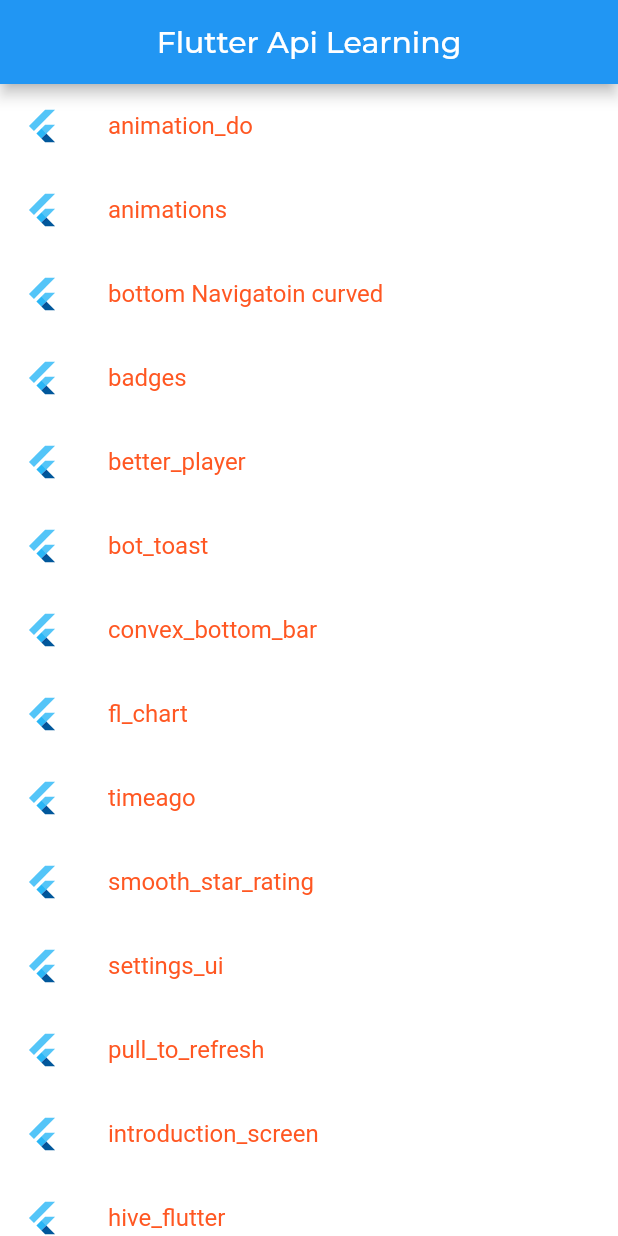
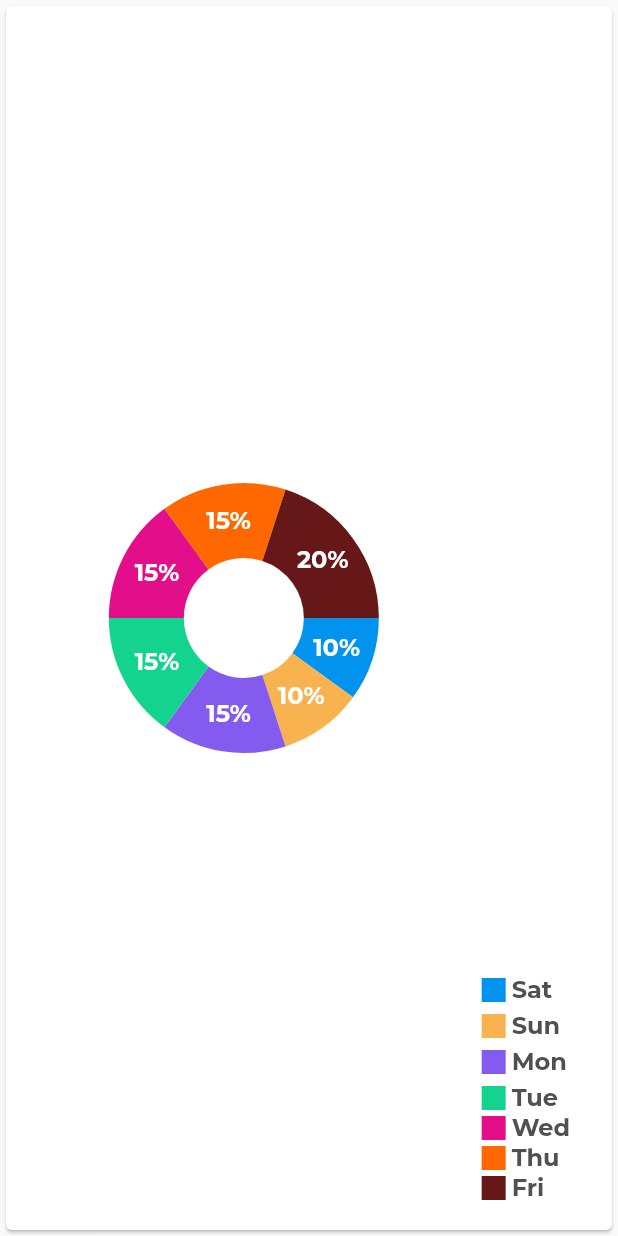
Before and after one commit to ariful06/flutter-apis, a Flutter app: the screen it shows after launch, after a tap on "fl_chart", on a phone screen of 412 x 824 dp. Run offline on Flutter 3.47's test engine with Material 2 defaults, Android fonts, the light colour scheme and no system bars; drawn by our look-alikes of fl_chart; our stand-ins replace animate_do, animated_text_kit, badges, better_player, bot_toast, device_preview and 4 more; Roboto replaces fonts that are missing (Agne).

```diff
--- /dev/null
+++ b/lib/bindings/chart_bindings.dart
@@ -0,0 +1,12 @@
+
+
+import 'package:flutter_api_learning/controller/aimation/animation_do_controller.dart';
+import 'package:flutter_api_learning/controller/chart_controller.dart';
+import 'package:get/get.dart';
+
+class ChartBindings implements Bindings {
+  @override
+  void dependencies() {
+    Get.lazyPut(() => ChartController());
+  }
+}
--- /dev/null
+++ b/lib/controller/chart_controller.dart
@@ -0,0 +1,35 @@
+import 'package:flutter/material.dart';
+import 'package:get/get.dart';
+
+class ChartController extends SuperController<dynamic> {
+  ChartController();
+
+  var currentPage = 0.obs;
+  dynamic argumentData = Get.arguments;
+
+  @override
+  void onInit() {
+    print(argumentData[0]['title']);
+    super.onInit();
+  }
+
+  @override
+  void onDetached() {
+    debugPrint('onDetached called');
+  }
+
+  @override
+  void onInactive() {
+    debugPrint('onInactive called');
+  }
+
+  @override
+  void onPaused() {
+    debugPrint('onPaused called');
+  }
+
+  @override
+  void onResumed() {
+    debugPrint('onResumed called');
+  }
+}
--- a/lib/home/animation/animation_do.dart
+++ b/lib/home/animation/animation_do.dart
@@ -18,7 +18,7 @@
         backgroundColor: Get.isDarkMode ? Colors.black : Colors.white,
         body: Column(
           children: [
-            Wrap(
+            Row(
                 children :[
                 ElasticIn(child: Square()),
                 ElasticInDown(child: Square()),
--- /dev/null
+++ b/lib/home/chart/chart_page.dart
@@ -0,0 +1,65 @@
+import 'package:flutter/foundation.dart';
+import 'package:flutter/material.dart';
+import 'package:flutter_api_learning/controller/chart_controller.dart';
+import 'package:get/get.dart';
+import 'dart:io' show Platform;
+
+import 'pie_chart_2_page.dart';
+class ChartPage extends GetView<ChartController> {
+
+
+  final _controller = PageController(initialPage: 0);
+  final _duration = const Duration(milliseconds: 300);
+  final _curve = Curves.easeInOutCubic;
+  final _pages = const [
+    PieChartSample2(),
+    PieChartSample2()
+  ];
+
+  bool get isDesktopOrWeb =>
+      Platform.isWindows ||kIsWeb;
+
+
+  @override
+  Widget build(BuildContext context) {
+    return Scaffold(
+      body: SafeArea(
+        child: PageView(
+          physics: isDesktopOrWeb
+              ? const NeverScrollableScrollPhysics()
+              : const AlwaysScrollableScrollPhysics(),
+          controller: _controller,
+          children: _pages,
+        ),
+      ),
+      bottomNavigationBar: isDesktopOrWeb
+          ? Container(
+        padding: const EdgeInsets.all(16),
+        color: Colors.transparent,
+        child: Row(
+          mainAxisSize: MainAxisSize.max,
+          children: [
+            Visibility(
+              visible:  controller.currentPage != 0,
+              child: FloatingActionButton(
+                onPressed: () => _controller.previousPage(
+                    duration: _duration, curve: _curve),
+                child: const Icon(Icons.chevron_left_rounded),
+              ),
+            ),
+            const Spacer(),
+            Visibility(
+              visible: controller.currentPage != _pages.length - 1,
+              child: FloatingActionButton(
+                onPressed: () => _controller.nextPage(
+                    duration: _duration, curve: _curve),
+                child: const Icon(Icons.chevron_right_rounded),
+              ),
+            ),
+          ],
+        ),
+      )
+          : null,
+    );
+  }
+}
--- /dev/null
+++ b/lib/home/chart/indecator.dart
@@ -0,0 +1,42 @@
+import 'package:flutter/material.dart';
+
+class Indicator extends StatelessWidget {
+  final Color color;
+  final String text;
+  final bool isSquare;
+  final double size;
+  final Color textColor;
+
+  const Indicator({
+    Key? key,
+    required this.color,
+    required this.text,
+    required this.isSquare,
+    this.size = 16,
+    this.textColor = const Color(0xff505050),
+  }) : super(key: key);
+
+  @override
+  Widget build(BuildContext context) {
+    return Row(
+      children: <Widget>[
+        Container(
+          width: size,
+          height: size,
+          decoration: BoxDecoration(
+            shape: isSquare ? BoxShape.rectangle : BoxShape.circle,
+            color: color,
+          ),
+        ),
+        const SizedBox(
+          width: 4,
+        ),
+        Text(
+          text,
+          style: TextStyle(
+              fontSize: 16, fontWeight: FontWeight.bold, color: textColor),
+        )
+      ],
+    );
+  }
+}
--- /dev/null
+++ b/lib/home/chart/pie_chart_2_page.dart
@@ -0,0 +1,204 @@
+import 'package:fl_chart/fl_chart.dart';
+import 'package:flutter/material.dart';
+import 'package:flutter_api_learning/home/chart/indecator.dart';
+
+class PieChartSample2 extends StatefulWidget {
+  const PieChartSample2({Key? key}) : super(key: key);
+
+  @override
+  State<StatefulWidget> createState() => PieChart2State();
+}
+
+class PieChart2State extends State {
+  int touchedIndex = -1;
+
+  @override
+  Widget build(BuildContext context) {
+    return AspectRatio(
+      aspectRatio: 1.3,
+      child: Card(
+        color: Colors.white,
+        child: Row(
+          children: <Widget>[
+            const SizedBox(
+              height: 18,
+            ),
+            Expanded(
+              child: AspectRatio(
+                aspectRatio: 1,
+                child: PieChart(
+                  PieChartData(
+                      pieTouchData: PieTouchData(touchCallback:
+                          (FlTouchEvent event, pieTouchResponse) {
+                        setState(() {
+                          if (!event.isInterestedForInteractions ||
+                              pieTouchResponse == null ||
+                              pieTouchResponse.touchedSection == null) {
+                            touchedIndex = -1;
+                            return;
+                          }
+                          touchedIndex = pieTouchResponse
+                              .touchedSection!.touchedSectionIndex;
+                        });
+                      }),
+                      borderData: FlBorderData(
+                        show: false,
+                      ),
+                      sectionsSpace: 0,
+                      centerSpaceRadius: 40,
+                      sections: showingSections()),
+                ),
+              ),
+            ),
+            Column(
+              mainAxisSize: MainAxisSize.max,
+              mainAxisAlignment: MainAxisAlignment.end,
+              crossAxisAlignment: CrossAxisAlignment.start,
+              children: const <Widget>[
+                Indicator(
+                  color: Color(0xff0293ee),
+                  text: 'Sat',
+                  isSquare: true,
+                ),
+                SizedBox(
+                  height: 4,
+                ),
+                Indicator(
+                  color: Color(0xfff8b250),
+                  text: 'Sun',
+                  isSquare: true,
+                ),
+                SizedBox(
+                  height: 4,
+                ),
+                Indicator(
+                  color: Color(0xff845bef),
+                  text: 'Mon',
+                  isSquare: true,
+                ),
+                SizedBox(
+                  height: 4,
+                ),
+                Indicator(
+                  color: Color(0xff13d38e),
+                  text: 'Tue',
+                  isSquare: true,
+                ),
+                Indicator(
+                  color: Color(0xffe20e8a),
+                  text: 'Wed',
+                  isSquare: true,
+                ),
+                Indicator(
+                  color: Color(0xffff6700),
+                  text: 'Thu',
+                  isSquare: true,
+                ),
+                Indicator(
+                  color: Color(0xff661717),
+                  text: 'Fri',
+                  isSquare: true,
+                ),
+                SizedBox(
+                  height: 18,
+                ),
+              ],
+            ),
+            const SizedBox(
+              width: 28,
+            ),
+          ],
+        ),
+      ),
+    );
+  }
+
+  List<PieChartSectionData> showingSections() {
+    return List.generate(7, (i) {
+      final isTouched = i == touchedIndex;
+      final fontSize = isTouched ? 25.0 : 16.0;
+      final radius = isTouched ? 60.0 : 50.0;
+      switch (i) {
+        case 0:
+          return PieChartSectionData(
+            color: const Color(0xff0293ee),
+            value: 10,
+            title: '10%',
+            radius: radius,
+            titleStyle: TextStyle(
+                fontSize: fontSize,
+                fontWeight: FontWeight.bold,
+                color: const Color(0xffffffff)),
+          );
+        case 1:
+          return PieChartSectionData(
+            color: const Color(0xfff8b250),
+            value: 10,
+            title: '10%',
+            radius: radius,
+            titleStyle: TextStyle(
+                fontSize: fontSize,
+                fontWeight: FontWeight.bold,
+                color: const Color(0xffffffff)),
+          );
+        case 2:
+          return PieChartSectionData(
+            color: const Color(0xff845bef),
+            value: 15,
+            title: '15%',
+            radius: radius,
+            titleStyle: TextStyle(
+                fontSize: fontSize,
+                fontWeight: FontWeight.bold,
+                color: const Color(0xffffffff)),
+          );
+        case 3:
+          return PieChartSectionData(
+            color: const Color(0xff13d38e),
+            value: 15,
+            title: '15%',
+            radius: radius,
+            titleStyle: TextStyle(
+                fontSize: fontSize,
+                fontWeight: FontWeight.bold,
+                color: const Color(0xffffffff)),
+          );
+        case 4:
+          return PieChartSectionData(
+            color: const Color(0xffe20e8a),
+            value: 15,
+            title: '15%',
+            radius: radius,
+            titleStyle: TextStyle(
+                fontSize: fontSize,
+                fontWeight: FontWeight.bold,
+                color: const Color(0xffffffff)),
+          );
+        case 5:
+          return PieChartSectionData(
+            color: const Color(0xffff6700),
+            value: 15,
+            title: '15%',
+            radius: radius,
+            titleStyle: TextStyle(
+                fontSize: fontSize,
+                fontWeight: FontWeight.bold,
+                color: const Color(0xffffffff)),
+          );
+        case 6:
+          return PieChartSectionData(
+            color: const Color(0xff661717),
+            value: 20,
+            title: '20%',
+            radius: radius,
+            titleStyle: TextStyle(
+                fontSize: fontSize,
+                fontWeight: FontWeight.bold,
+                color: const Color(0xffffffff)),
+          );
+        default:
+          throw Error();
+      }
+    });
+  }
+}
--- a/lib/home/home_screen.dart
+++ b/lib/home/home_screen.dart
@@ -52,7 +52,9 @@
             ListTile(
               leading: FlutterLogo(),
               title: CustomItem(title: "bot_toast"),
-              onTap: () => {},
+              onTap: () => {
+                Get.toNamed(AppRoutes.BOT_TOAST,arguments: [{'title':'Bot Toast'}])
+              },
             ),
             ListTile(
               leading: FlutterLogo(),
@@ -62,7 +64,9 @@
             ListTile(
               leading: FlutterLogo(),
               title: CustomItem(title: "fl_chart"),
-              onTap: () => {},
+              onTap: () => {
+                Get.toNamed(AppRoutes.FL_CHART,arguments: [{'title':'Chart'}])
+              },
             ),
             ListTile(
               leading: FlutterLogo(),
--- /dev/null
+++ b/lib/home/toast/toast_example.dart
@@ -0,0 +1,37 @@
+import 'package:bot_toast/bot_toast.dart';
+import 'package:flutter/material.dart';
+import 'package:flutter_api_learning/common/row_item.dart';
+import 'package:get/get.dart';
+
+class BotToastExample extends GetView {
+  const BotToastExample({Key? key}) : super(key: key);
+
+  @override
+  Widget build(BuildContext context) {
+    return Scaffold(
+        appBar: AppBar(
+          title: const Text("Flutter Api Learning"),
+          centerTitle: true,
+        ),
+        backgroundColor: Get.isDarkMode ? Colors.black : Colors.white,
+        body: ListView(
+          children: <Widget>[
+            ListTile(
+              leading: FlutterLogo(),
+              title: CustomItem(title: "Normal Toast"),
+              onTap:() => {
+                BotToast.showText(text: "Normal Toast")
+            },
+            ),
+            ListTile(
+              leading: FlutterLogo(),
+              title: CustomItem(title: "animations"),
+              onTap: () => {
+                BotToast.showSimpleNotification(title: "Notification")
+                //clo
+              },
+            ),
+          ],
+        ));
+  }
+}
--- a/lib/main.dart
+++ b/lib/main.dart
@@ -1,4 +1,5 @@
 import 'package:animate_do/animate_do.dart';
+import 'package:bot_toast/bot_toast.dart';
 import 'package:device_preview/device_preview.dart';
 import 'package:flutter/material.dart';
 import 'package:flutter_api_learning/routes/app_routes.dart';
@@ -91,6 +92,7 @@
       builder: (){
         return GetMaterialApp(
           key: flutterApiKey,
+          builder: BotToastInit(),
           debugShowCheckedModeBanner: false,
           title: "Flutter Api Example",
           translations: GetTranslations(),
@@ -107,7 +109,8 @@
             debugPrint("LearningLog: $text");
           },
           navigatorObservers: <NavigatorObserver>[
-            GetObserver()
+            GetObserver(),
+            BotToastNavigatorObserver()
           ],
 
         );
--- a/lib/routes/app_pages.dart
+++ b/lib/routes/app_pages.dart
@@ -2,13 +2,16 @@
 import 'package:flutter_api_learning/bindings/animation_bindings.dart';
 import 'package:flutter_api_learning/bindings/badges_bindings.dart';
 import 'package:flutter_api_learning/bindings/better_player_bindings.dart';
+import 'package:flutter_api_learning/bindings/chart_bindings.dart';
 import 'package:flutter_api_learning/bindings/curved_bottom_navigation_bindings.dart';
 import 'package:flutter_api_learning/controller/aimation/animation_do_controller.dart';
 import 'package:flutter_api_learning/home/animation/animation_do.dart';
 import 'package:flutter_api_learning/home/badges/badges_page.dart';
 import 'package:flutter_api_learning/home/better_player/better_player_page.dart';
 import 'package:flutter_api_learning/home/bottom_navigation/floating_action_button_bottom_navigation_bar.dart';
+import 'package:flutter_api_learning/home/chart/chart_page.dart';
 import 'package:flutter_api_learning/home/home_screen.dart';
+import 'package:flutter_api_learning/home/toast/toast_example.dart';
 import 'package:flutter_api_learning/routes/app_routes.dart';
 import 'package:get/get.dart';
 
@@ -19,5 +22,7 @@
     GetPage<CurvedBottomNavigationBarPage>(name: AppRoutes.CURVED_BOTTOM_NAVIGATION, page: ()=> CurvedBottomNavigationBarPage(),transition: Transition.fadeIn,binding: CurvedBottomNavigationBarBindings()),
     GetPage<BadgesExample>(name: AppRoutes.BADGES, page: ()=> BadgesExample(),transition: Transition.fadeIn,binding: BadgesBindings()),
     GetPage<BetterPlayerExample>(name: AppRoutes.BETTER_PLAYER, page: ()=> BetterPlayerExample(),transition: Transition.fadeIn,binding: BetterPlayerBindings()),
+    GetPage<BotToastExample>(name: AppRoutes.BOT_TOAST, page: ()=> BotToastExample(),transition: Transition.fadeIn),
+    GetPage<ChartPage>(name: AppRoutes.FL_CHART, page: ()=> ChartPage(),transition: Transition.fadeIn,binding: ChartBindings()),
   ];
 }
--- a/lib/routes/app_routes.dart
+++ b/lib/routes/app_routes.dart
@@ -5,4 +5,6 @@
   static const String CURVED_BOTTOM_NAVIGATION = '/curved_bottom_navigation';
   static const String BADGES = '/badges';
   static const String BETTER_PLAYER = '/b_player';
+  static const String BOT_TOAST = '/bot_toast';
+  static const String FL_CHART = '/fl_chart';
 }
```
